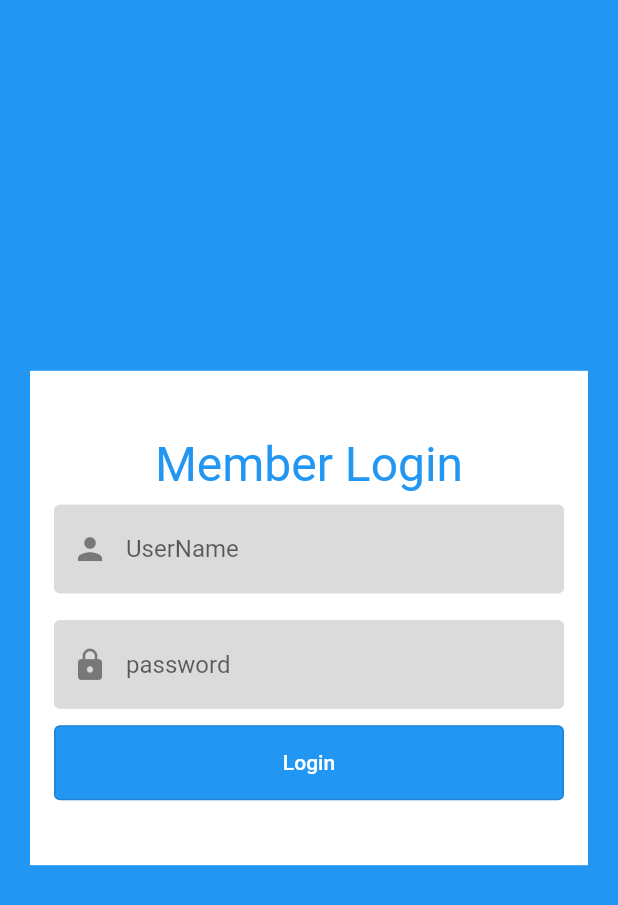
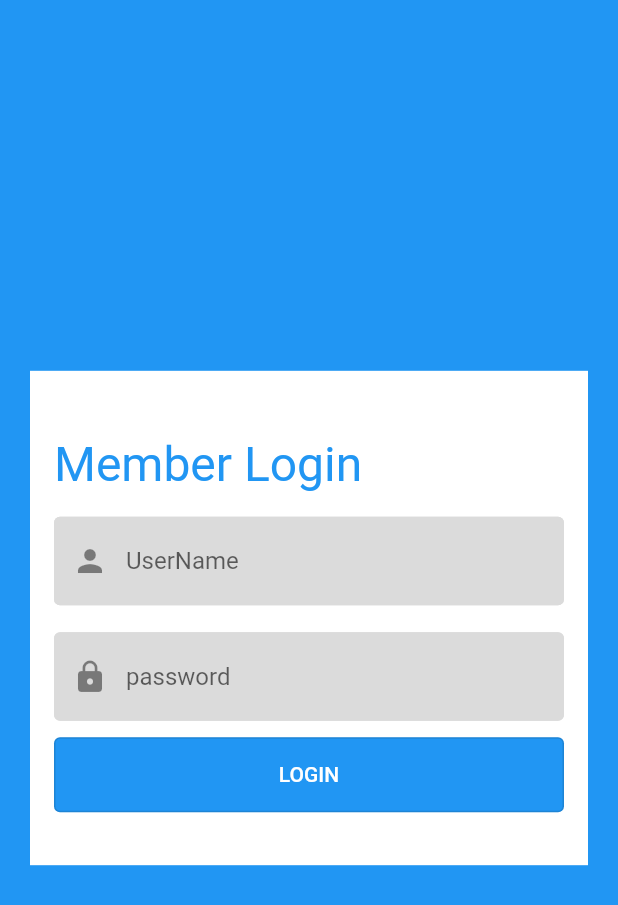
Before and after one commit to Alaa040/practice, a Flutter app: the screen it shows after launch, on a phone screen of 412 x 824 dp. Shown: the top 905 px of the screen. Run offline on Flutter 3.47's test engine with Material 2 defaults, Android fonts, the phone set to English and light mode, and no system bars.

Commit message:
create login screen

```diff
--- a/lib/widgets/login_screen_body.dart
+++ b/lib/widgets/login_screen_body.dart
@@ -16,13 +16,17 @@ class LoginScreenBody extends StatelessWidget {
           child: Padding(
             padding: const EdgeInsets.symmetric(horizontal: 8),
             child: Column(
+              crossAxisAlignment: CrossAxisAlignment.start,
               mainAxisAlignment: MainAxisAlignment.center,
               children: [
-                const Text(
-                  'Member Login',
-                  style: TextStyle(
-                    color: Colors.blue,
-                    fontSize: 32,
+                const Padding(
+                  padding: EdgeInsets.all(8.0),
+                  child: Text(
+                    'Member Login',
+                    style: TextStyle(
+                      color: Colors.blue,
+                      fontSize: 32,
+                    ),
                   ),
                 ),
                 CustomTextField(
@@ -57,7 +61,7 @@ class LoginScreenBody extends StatelessWidget {
                       ),
                       onPressed: (() {}),
                       child: const Text(
-                        'Login',
+                        'LOGIN',
                         style: TextStyle(
                           color: Colors.white,
                         ),
```
